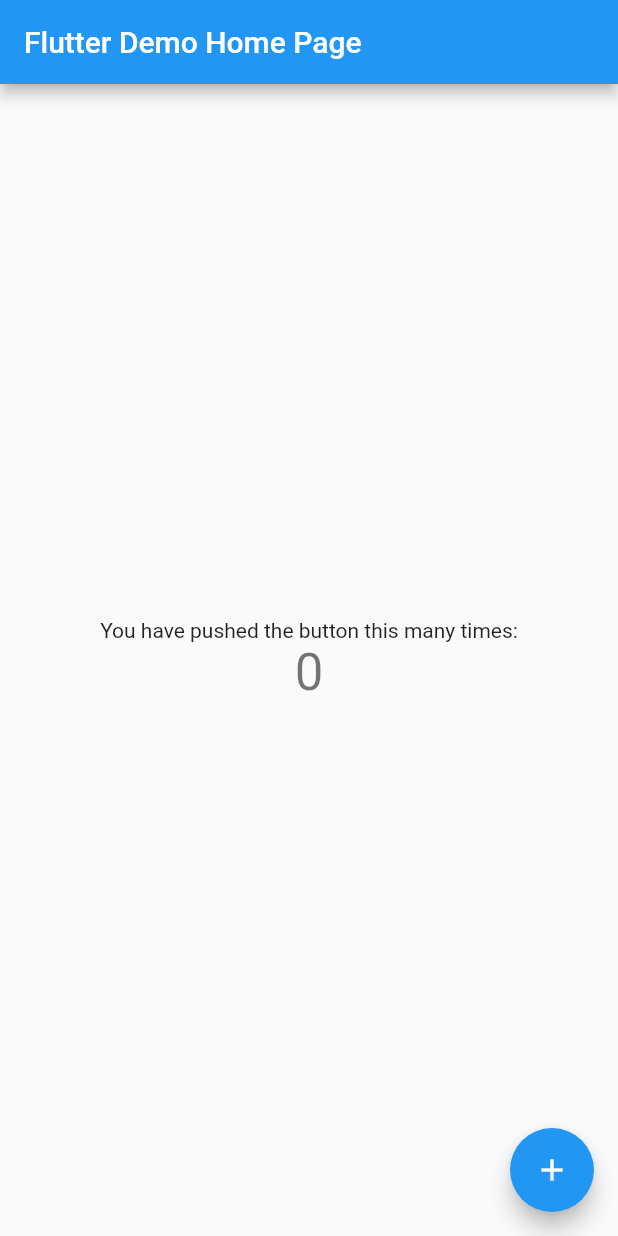
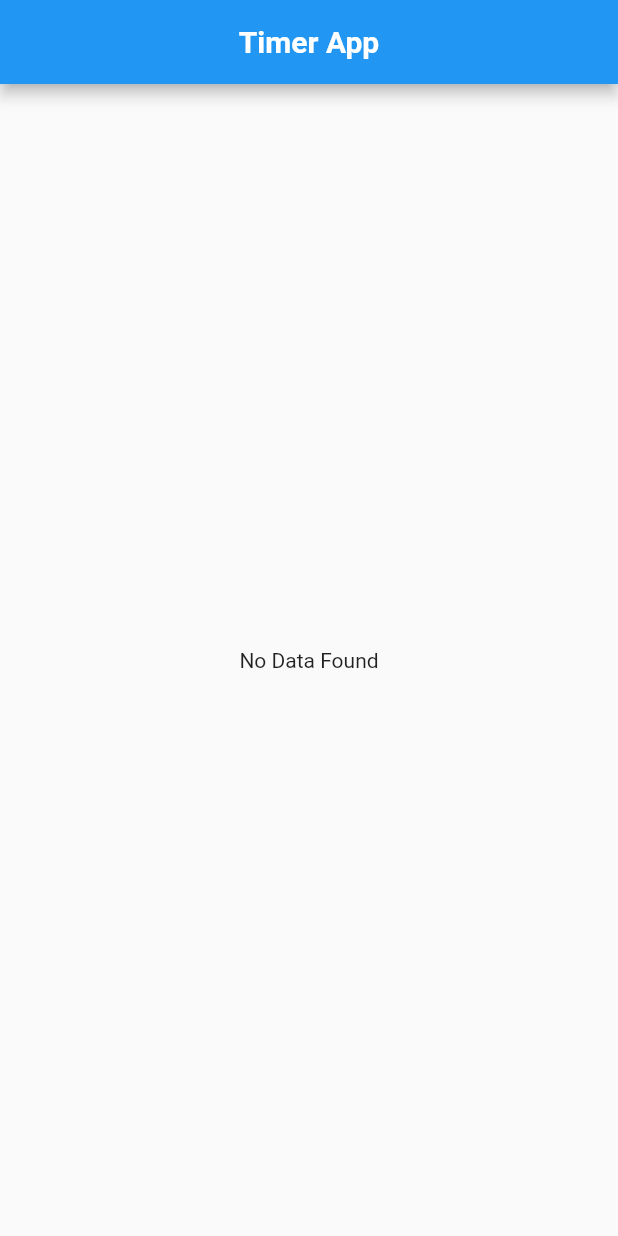
Before and after one commit to iamSahdeep/hl_timer_app, a Flutter app: the screen it shows after launch, on a phone screen of 412 x 824 dp. Run offline on Flutter 3.47's test engine with Material 2 defaults, Android fonts, the phone set to English and light mode, and no system bars.

Commit message:
ListScreen with Empty State

```diff
--- /dev/null
+++ b/lib/CORE/DataModels/TimerModel.dart
@@ -0,0 +1,10 @@
+class TimerModel {
+  final int id;
+  final String title;
+  final String description;
+  final int timeLeft;
+  final int status;
+
+  TimerModel(
+      {this.id, this.title, this.description, this.timeLeft, this.status});
+}
--- /dev/null
+++ b/lib/CORE/Notifiers/TimersNotifier.dart
@@ -0,0 +1,10 @@
+import 'package:flutter/cupertino.dart';
+import 'package:hl_timer_app/CORE/DataModels/TimerModel.dart';
+
+class TimersNotifier extends ChangeNotifier {
+  List<TimerModel> allTimers = [];
+
+  getTimersFromDatabase() {
+    notifyListeners();
+  }
+}
--- /dev/null
+++ b/lib/UI/Screens/MainScreen/MainScreen.dart
@@ -0,0 +1,33 @@
+import 'package:flutter/material.dart';
+import 'package:hl_timer_app/CORE/Notifiers/TimersNotifier.dart';
+import 'package:hl_timer_app/UI/Widgets/TimerListItem.dart';
+import 'package:provider/provider.dart';
+
+class MainScreen extends StatelessWidget {
+  @override
+  Widget build(BuildContext context) {
+    return ChangeNotifierProvider<TimersNotifier>(
+      create: (cxt) => TimersNotifier(),
+      child: Consumer(builder: (cxt, TimersNotifier notifier, _) {
+        return Scaffold(
+          appBar: AppBar(
+            centerTitle: true,
+            title: Text(
+              "Timer App",
+              style: TextStyle(fontSize: 20, fontWeight: FontWeight.bold),
+            ),
+          ),
+          body: notifier.allTimers.isEmpty
+              ? Center(
+                  child: Text("No Data Found"),
+                )
+              : ListView.builder(
+                  itemCount: notifier.allTimers.length,
+                  itemBuilder: (cxt, index) {
+                    return TimerListItem(timerModel: notifier.allTimers[index]);
+                  }),
+        );
+      }),
+    );
+  }
+}
--- a/lib/main.dart
+++ b/lib/main.dart
@@ -1,4 +1,5 @@
 import 'package:flutter/material.dart';
+import 'package:hl_timer_app/UI/Screens/MainScreen/MainScreen.dart';
 
 void main() {
   runApp(MyApp());
@@ -22,92 +23,7 @@
         // is not restarted.
         primarySwatch: Colors.blue,
       ),
-      home: MyHomePage(title: 'Flutter Demo Home Page'),
+      home: MainScreen(),
     );
   }
 }
-
-class MyHomePage extends StatefulWidget {
-  MyHomePage({Key key, this.title}) : super(key: key);
-
-  // This widget is the home page of your application. It is stateful, meaning
-  // that it has a State object (defined below) that contains fields that affect
-  // how it looks.
-
-  // This class is the configuration for the state. It holds the values (in this
-  // case the title) provided by the parent (in this case the App widget) and
-  // used by the build method of the State. Fields in a Widget subclass are
-  // always marked "final".
-
-  final String title;
-
-  @override
-  _MyHomePageState createState() => _MyHomePageState();
-}
-
-class _MyHomePageState extends State<MyHomePage> {
-  int _counter = 0;
-
-  void _incrementCounter() {
-    setState(() {
-      // This call to setState tells the Flutter framework that something has
-      // changed in this State, which causes it to rerun the build method below
-      // so that the display can reflect the updated values. If we changed
-      // _counter without calling setState(), then the build method would not be
-      // called again, and so nothing would appear to happen.
-      _counter++;
-    });
-  }
-
-  @override
-  Widget build(BuildContext context) {
-    // This method is rerun every time setState is called, for instance as done
-    // by the _incrementCounter method above.
-    //
-    // The Flutter framework has been optimized to make rerunning build methods
-    // fast, so that you can just rebuild anything that needs updating rather
-    // than having to individually change instances of widgets.
-    return Scaffold(
-      appBar: AppBar(
-        // Here we take the value from the MyHomePage object that was created by
-        // the App.build method, and use it to set our appbar title.
-        title: Text(widget.title),
-      ),
-      body: Center(
-        // Center is a layout widget. It takes a single child and positions it
-        // in the middle of the parent.
-        child: Column(
-          // Column is also a layout widget. It takes a list of children and
-          // arranges them vertically. By default, it sizes itself to fit its
-          // children horizontally, and tries to be as tall as its parent.
-          //
-          // Invoke "debug painting" (press "p" in the console, choose the
-          // "Toggle Debug Paint" action from the Flutter Inspector in Android
-          // Studio, or the "Toggle Debug Paint" command in Visual Studio Code)
-          // to see the wireframe for each widget.
-          //
-          // Column has various properties to control how it sizes itself and
-          // how it positions its children. Here we use mainAxisAlignment to
-          // center the children vertically; the main axis here is the vertical
-          // axis because Columns are vertical (the cross axis would be
-          // horizontal).
-          mainAxisAlignment: MainAxisAlignment.center,
-          children: <Widget>[
-            Text(
-              'You have pushed the button this many times:',
-            ),
-            Text(
-              '$_counter',
-              style: Theme.of(context).textTheme.headline4,
-            ),
-          ],
-        ),
-      ),
-      floatingActionButton: FloatingActionButton(
-        onPressed: _incrementCounter,
-        tooltip: 'Increment',
-        child: Icon(Icons.add),
-      ), // This trailing comma makes auto-formatting nicer for build methods.
-    );
-  }
-}
--- a/pubspec.yaml
+++ b/pubspec.yaml
@@ -23,6 +23,7 @@
 dependencies:
   flutter:
     sdk: flutter
+  provider:
 
 
   # The following adds the Cupertino Icons font to your application.
```
Also changed, not shown: lib/UI/Widgets/TimerListItem.dart (added, +40 -0 lines), pubspec.lock.
